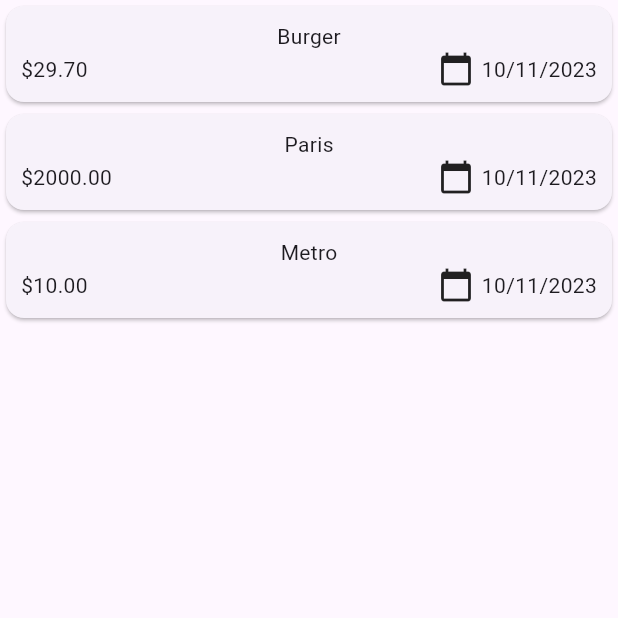
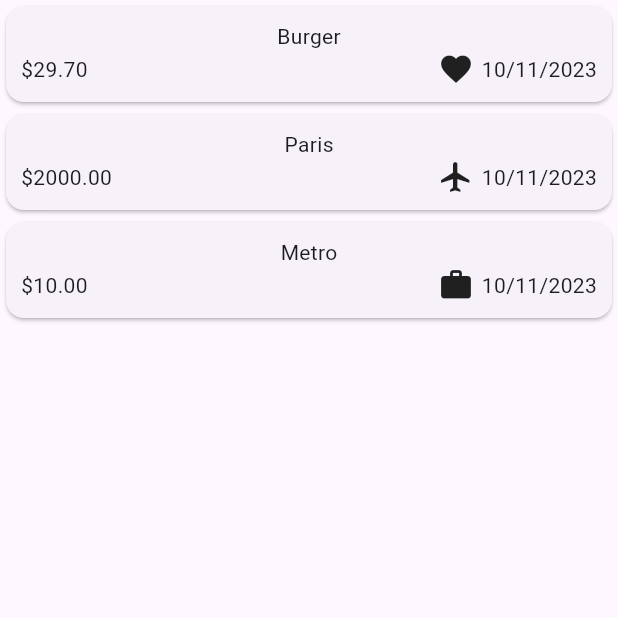
Before and after one commit to ramywael/Expanse, a Flutter app: the screen it shows after launch, on a phone screen of 412 x 824 dp, the top half of it. Run offline on Flutter 3.47's test engine with Material 2 defaults, Android fonts, the phone set to English and light mode, and no system bars.

Commit message:
Display the Icons based on the category

```diff
--- a/lib/model/expanse.dart
+++ b/lib/model/expanse.dart
@@ -1,8 +1,17 @@
- import "package:uuid/uuid.dart";
+ import 'package:flutter/material.dart';
+import "package:uuid/uuid.dart";
 import 'package:intl/intl.dart';
 
  const uuid= Uuid(); // it will generate a random id for the id property for each expanse
  enum Category  {food,work,travel,entertainment,other,}
+ //Now if i want to make each category displays a meaning Icon to it we can store it inside the map
+ const categoryIconData={
+   Category.food: Icons.favorite,
+   Category.work: Icons.work,
+   Category.travel: Icons.flight,
+   Category.entertainment: Icons.movie,
+   Category.other: Icons.money,
+ };
  // enum looks like the class but with specific properties
  final dataFormat =DateFormat.yMd();
 class ExpanseModel {
@@ -11,6 +20,11 @@ class ExpanseModel {
   final double amount;
   final DateTime date;
   final Category category;
+
+
+
+
+
 
   String get dateFormated{
     return dataFormat.format(date);
--- a/lib/widget/expanse_item.dart
+++ b/lib/widget/expanse_item.dart
@@ -28,7 +28,7 @@ class ExplanseItem extends StatelessWidget {
                 const Spacer(),
                 Row(
                   children: [
-                    const Icon(Icons.calendar_today),
+                     Icon(categoryIconData[expanseItem.category]), //Here we access the map and then choose the key to decide which icon should be displayed
                     const SizedBox(
                       width: 5,
                     ),
```
